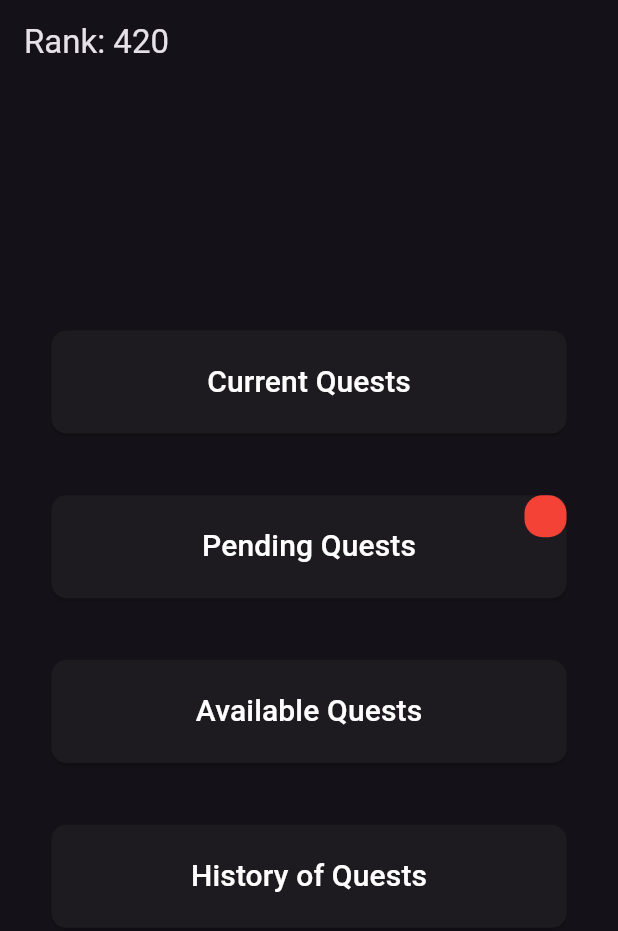
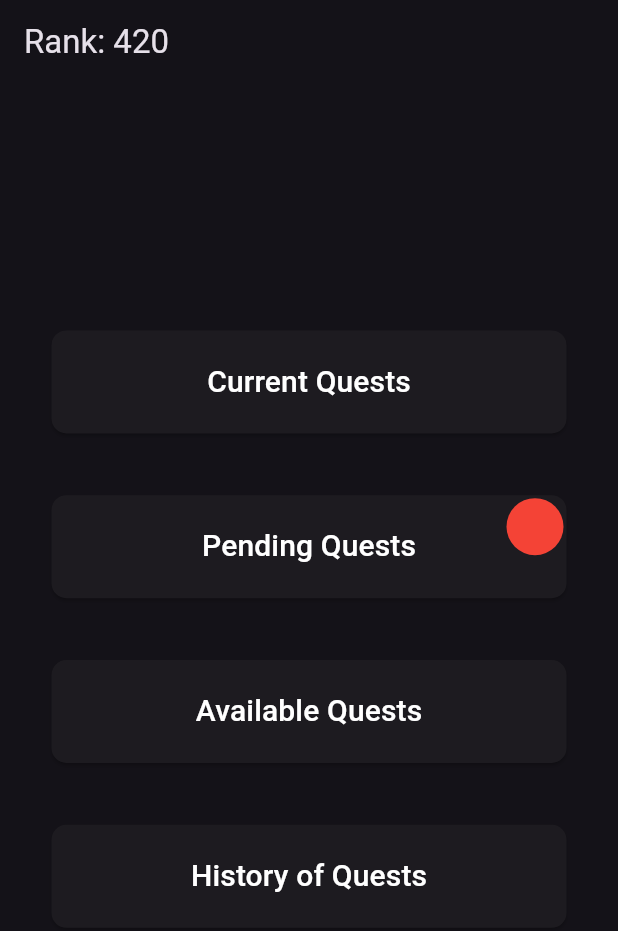
Before and after one commit to stayros130/Flutter_training, a Flutter app: the screen it shows after launch, on a phone screen of 412 x 824 dp. Shown: the top 931 px of the screen. Run offline on Flutter 3.47's test engine with Material 3 defaults, Android fonts, the phone set to English and light mode, and no system bars; our stand-ins replace google_fonts, transparent_image.

Commit message:
Gave the custom buttons max width and height

```diff
--- a/uniwa_quest/lib/screens/student_main_screen.dart
+++ b/uniwa_quest/lib/screens/student_main_screen.dart
@@ -33,16 +33,17 @@ class StudentMainScreen extends StatelessWidget {
                   onPressed: () {},
                 ),
                 Positioned(
-                  right: 0,
+                  right: 2,
+                  top: 2,
                   child: Container(
                     padding: const EdgeInsets.all(2),
                     decoration: BoxDecoration(
                       color: notificationColor,
-                      borderRadius: BorderRadius.circular(12),
+                      borderRadius: BorderRadius.circular(32),
                     ),
                     constraints: const BoxConstraints(
-                      minWidth: 28,
-                      minHeight: 28,
+                      minWidth: 38,
+                      minHeight: 38,
                     ),
                   ),
                 ),
--- a/uniwa_quest/lib/widgets/custom_button.dart
+++ b/uniwa_quest/lib/widgets/custom_button.dart
@@ -8,14 +8,15 @@ class CustomButton extends StatelessWidget {
 
   @override
   Widget build(BuildContext context) {
-    var buttonWidth = MediaQuery.of(context).size.width / 1.2;
-    var buttonHeight = MediaQuery.of(context).size.height / 12;
+    double buttonWidth = MediaQuery.of(context).size.width / 1.2;
+    double buttonHeight = MediaQuery.of(context).size.height / 12;
 
-    //if ()
+    if (buttonHeight > 75) buttonHeight = 75;
+    if (buttonWidth > 710) buttonWidth = 710;
 
     return SizedBox(
-      height: MediaQuery.of(context).size.height / 12,
-      width: MediaQuery.of(context).size.width / 1.2,
+      height: buttonHeight,
+      width: buttonWidth,
       child: ElevatedButton(
         style: ElevatedButton.styleFrom(
           shape: RoundedRectangleBorder(
```
